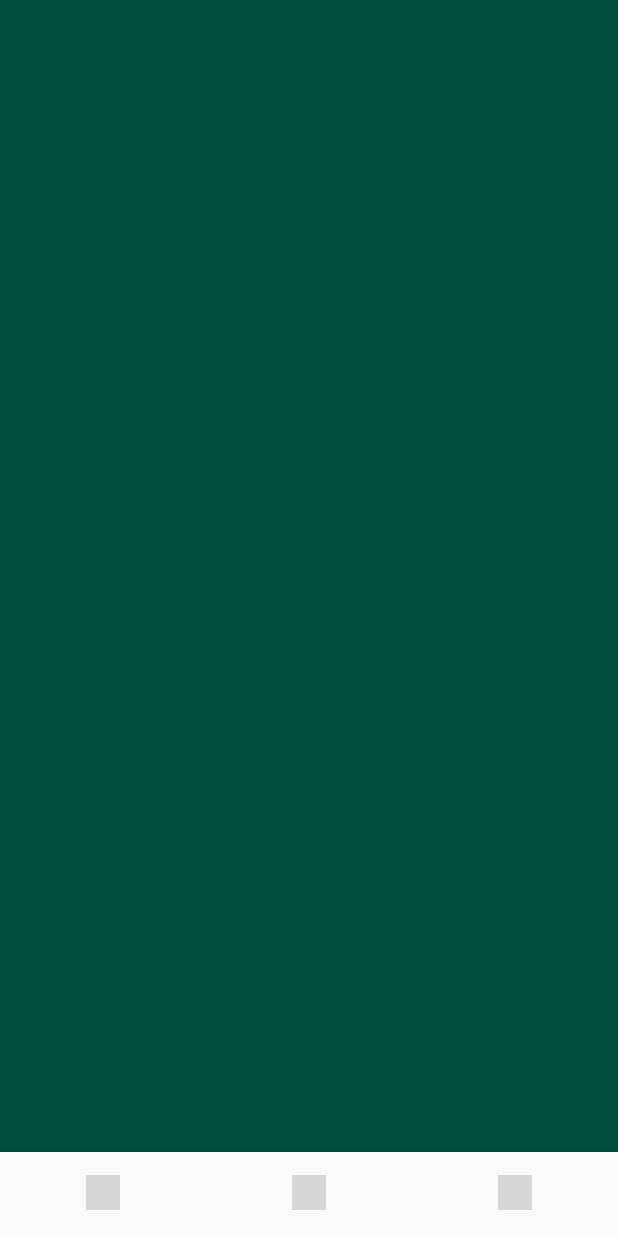
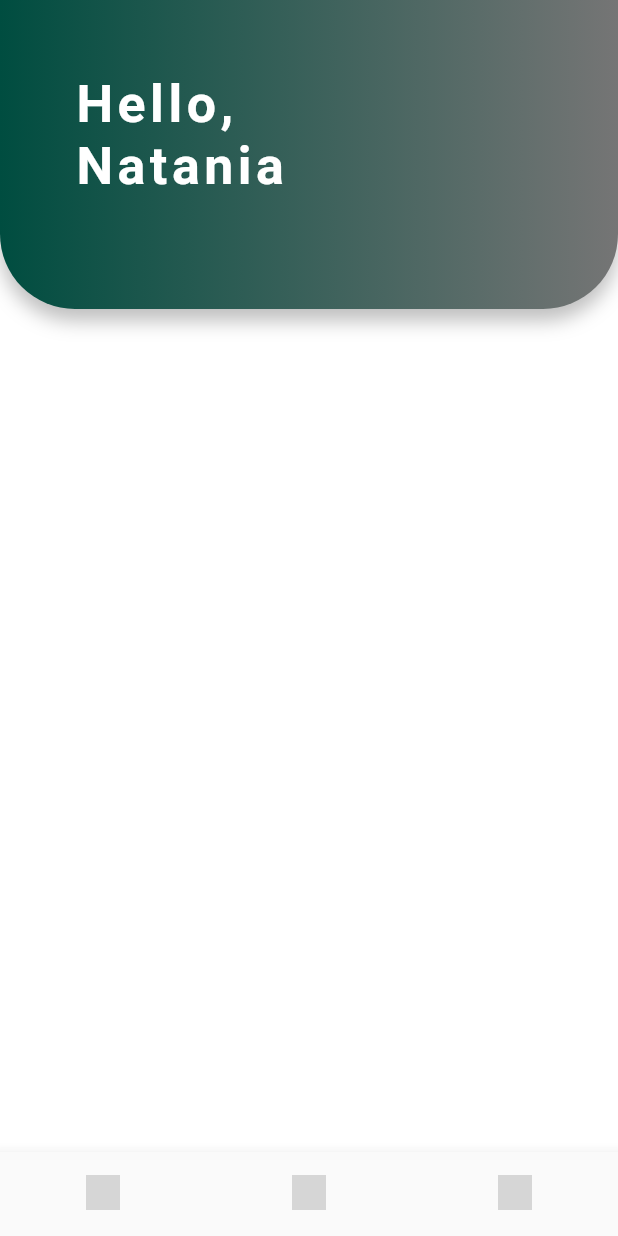
Before and after one commit to nataniayp/plEASE, a Flutter app: the screen it shows after launch, on a phone screen of 412 x 824 dp. Run offline on Flutter 3.47's test engine with Material 2 defaults, Android fonts, the phone set to English and light mode, and no system bars; grey boxes are pictures that could not be loaded.

Commit message:
added customised app bar to request and respond, changed bg to white

```diff
--- a/lib/screens/request.dart
+++ b/lib/screens/request.dart
@@ -12,11 +12,12 @@ class _RequestState extends State<Request> {
   @override
   Widget build(BuildContext context) {
     return Scaffold(
-      backgroundColor: Colors.teal[900],
+      backgroundColor: Colors.white,
       body: SafeArea(
         child: Container(
           child: Column(
             children: <Widget>[
+              CustomisedAppBar(name: "Natania"),
             ],
           )
         )
--- a/lib/screens/respond.dart
+++ b/lib/screens/respond.dart
@@ -12,12 +12,12 @@ class _RespondState extends State<Respond> {
   @override
   Widget build(BuildContext context) {
     return Scaffold(
-      backgroundColor: Colors.teal[900],
+      backgroundColor: Colors.white,
       body: SafeArea(
         child: Container(
           child: Column(
             children: <Widget>[
-
+              CustomisedAppBar(name: "Natania"),
             ],
           )
         )
```
